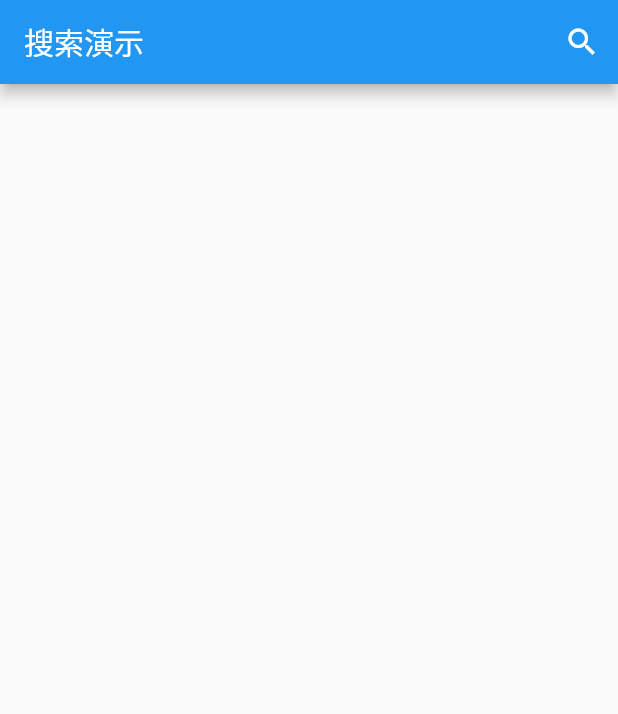
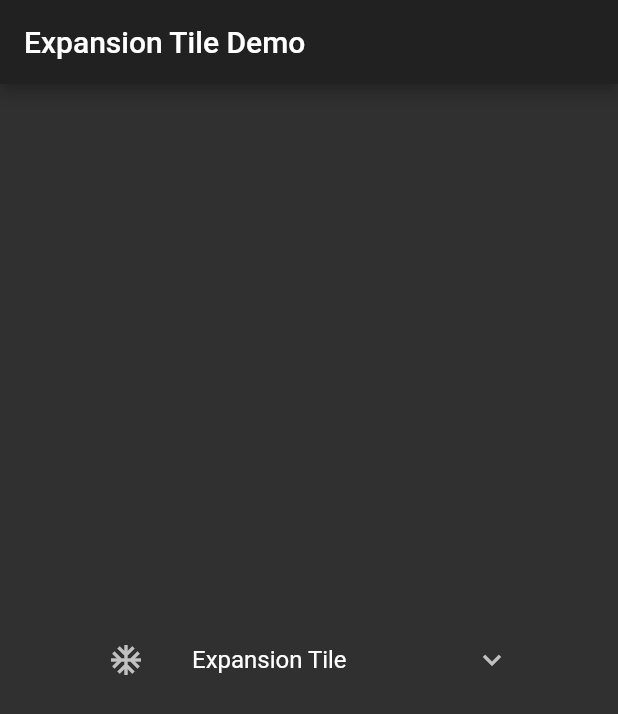
Before and after one commit to Aspire01/flutter_demo_02, a Flutter app: the screen it shows after launch, on a phone screen of 412 x 824 dp. Shown: the top 714 px of the screen. Run offline on Flutter 3.47's test engine with Material 2 defaults, Android fonts, the phone set to English and light mode, and no system bars.

Commit message:
expansion demo

```diff
--- a/lib/SearchBarDemo.dart
+++ /dev/null
@@ -1,89 +0,0 @@
-import 'package:flutter/material.dart';
-import './asset.dart';
-
-class SearchBarDemo extends StatefulWidget {
-  SearchBarDemo({Key key}) : super(key: key);
-
-  _SearchBarDemoState createState() => _SearchBarDemoState();
-}
-
-class _SearchBarDemoState extends State<SearchBarDemo> {
-  @override
-  Widget build(BuildContext context) {
-    return Scaffold(
-      appBar: AppBar(
-        title: Text('搜索演示'),
-        actions: <Widget>[
-          IconButton(
-            icon: Icon(Icons.search),
-            onPressed: (){
-               showSearch(context: context,delegate:SearchBarDelegate());
-            },
-          )
-        ],
-      ),
-    );
-  }
-}
-
-
-class SearchBarDelegate extends SearchDelegate<String> {
-
-  @override
-  List<Widget> buildActions(BuildContext context) {  // 覆写右侧图标  清除内容
-    return [
-      IconButton(
-        icon: Icon(Icons.clear),
-        onPressed:() => query = '',
-      )
-    ];
-  }
-
-  @override
-  Widget buildLeading(BuildContext context) { // 覆写左侧返回
-    return IconButton(
-      icon: AnimatedIcon(
-        icon: AnimatedIcons.menu_arrow,progress: transitionAnimation,
-      ),
-      onPressed: ()=>close(context,null),
-    );
-  }
-
-  @override
-  Widget buildResults(BuildContext context) { // 搜索返回结果
-    return Container(
-      width: 100,
-      height: 100,
-      child: Card(
-        color: Colors.redAccent,
-        child: Text(query),
-      ),
-    );
-  }
-
-  @override
-  Widget buildSuggestions(BuildContext context) { // 为空的时候 推荐内容
-    final suggestionsList = query.isEmpty ? recommend : data.where((input)=> input.startsWith(query)).toList();
-    return ListView.builder(
-      itemCount:suggestionsList.length ,
-      itemBuilder: (context,index) => ListTile(
-        title: RichText(
-          text: TextSpan(
-            text: suggestionsList[index].substring(0,query.length),
-            style: TextStyle(
-              color: Colors.black,fontWeight: FontWeight.bold,
-            ),
-            children: [
-              TextSpan(
-                text:suggestionsList[index].substring(query.length),
-                style: TextStyle(
-                  color: Colors.grey
-                )
-              )
-            ]
-          ),
-        ),
-      ),
-    );
-  }
-}
--- a/lib/asset.dart
+++ /dev/null
@@ -1,10 +0,0 @@
-const data = [
-  "data1",
-  "data2",
-  "data3"
-];
-
-const recommend = [
-  "recommend1",
-  "recommend2"
-];
--- /dev/null
+++ b/lib/expansion_tile.dart
@@ -0,0 +1,29 @@
+import 'package:flutter/material.dart';
+
+class ExpansionDemo extends StatelessWidget {
+  const ExpansionDemo({Key key}) : super(key: key);
+
+  @override
+  Widget build(BuildContext context) {
+    return Scaffold(
+      appBar: AppBar(
+        title: Text('Expansion Tile Demo'),
+      ),
+      body: Center(
+          child: Container(
+        child: ExpansionTile(
+          title: Text('Expansion Tile '), // 用户不点击的时候展示的
+          leading: Icon(Icons.ac_unit),
+          backgroundColor: Colors.redAccent, // 打开时背景色
+          children: <Widget>[
+            ListTile(
+              title: Text('list tile'),
+              subtitle: Text('subtitle'),
+            )
+          ],
+        ),
+        width: 300,
+      )),
+    );
+  }
+}
--- a/lib/main.dart
+++ b/lib/main.dart
@@ -1,5 +1,5 @@
 import 'package:flutter/material.dart';
-import './SearchBarDemo.dart';
+import './expansion_tile.dart';
 
 void main() => runApp(MyApp());
 
@@ -11,8 +11,8 @@ class MyApp extends StatelessWidget {
     return Container(
       child: MaterialApp(
         title:'Flutter bottomNavigationDemo',
-        theme: ThemeData.light(),
-        home: SearchBarDemo(),
+        theme: ThemeData.dark(),
+        home: ExpansionDemo(),
       ),
     );
   }
```
